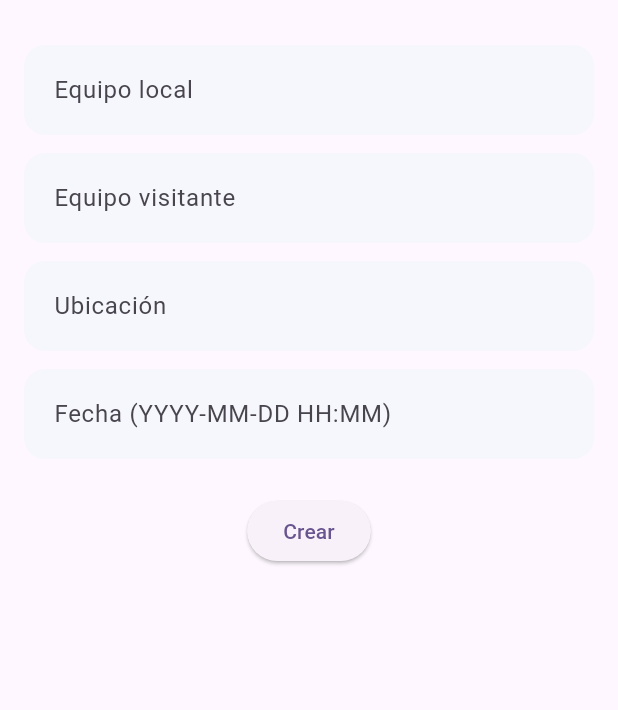
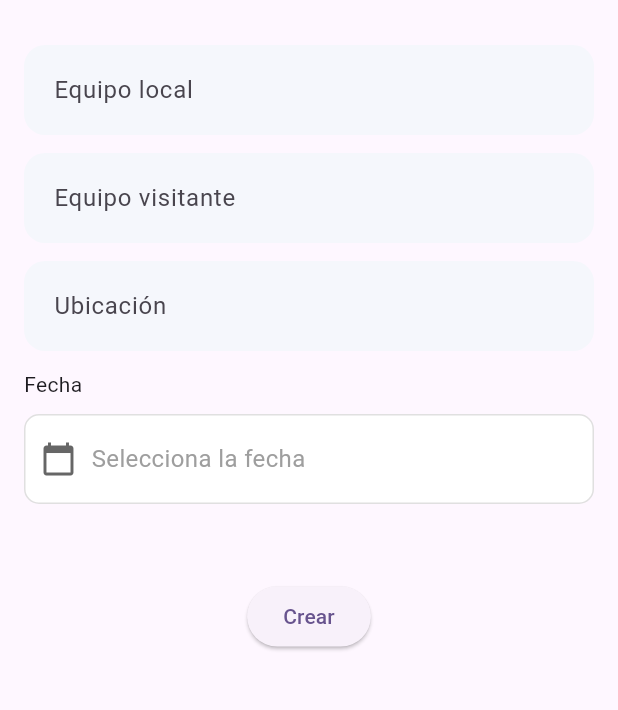
Before and after one commit to ingRodriguezSelvi/futmatch_frontend, a Flutter app: the CreateMatchScreen screen opened directly, on a phone screen of 412 x 824 dp, the part 63-773 px from its top. Run offline on Flutter 3.47's test engine with Material 3 defaults, Android fonts, the phone set to English and light mode, and no system bars; our stand-ins replace bloc, equatable, flutter_bloc, get_it, table_calendar.

Commit message:
Add calendar date picker

```diff
--- /dev/null
+++ b/lib/core/widgets/date_picker_prw.dart
@@ -0,0 +1,160 @@
+import 'package:flutter/material.dart';
+import 'package:intl/intl.dart';
+
+import '../../features/matches/domain/entities/day_availability.dart';
+import '../functions/date_picker_helper.dart';
+import 'calendar_bottom_sheet.dart';
+import 'hour_picker_bottom_sheet.dart';
+
+class DatePickerPrw extends StatefulWidget {
+  const DatePickerPrw({
+    super.key,
+    required this.labelText,
+    required this.hintText,
+    required this.onChanged,
+    required this.validator,
+    this.showTime = false,
+    this.availableDays,
+    this.allowPastDates = false,
+  });
+
+  final String labelText;
+  final String hintText;
+  final bool showTime;
+  final String? Function(DateTime?)? validator;
+  final void Function(DateTime) onChanged;
+  final List<DayAvailability>? availableDays;
+  final bool allowPastDates;
+
+  @override
+  State<DatePickerPrw> createState() => _DatePickerPrwState();
+}
+
+class _DatePickerPrwState extends State<DatePickerPrw> {
+  DateTime? _selectedDate;
+
+  @override
+  Widget build(BuildContext context) {
+    final dateFormat = widget.showTime
+        ? DateFormat('dd/MM/yyyy HH:mm')
+        : DateFormat('dd/MM/yyyy');
+
+    return Column(
+      crossAxisAlignment: CrossAxisAlignment.start,
+      children: [
+        Text(widget.labelText),
+        const SizedBox(height: 10),
+        GestureDetector(
+          onTap: () => _openDatePicker(context),
+          child: Container(
+            height: 60,
+            width: double.infinity,
+            padding: const EdgeInsets.all(10),
+            decoration: BoxDecoration(
+              color: Colors.white,
+              border: Border.all(color: Colors.grey.shade300),
+              borderRadius: BorderRadius.circular(10),
+            ),
+            child: Row(
+              children: [
+                const Icon(Icons.calendar_today, color: Color(0xff666666)),
+                const SizedBox(width: 10),
+                Text(
+                  _selectedDate == null
+                      ? widget.hintText
+                      : dateFormat.format(_selectedDate!),
+                  style: TextStyle(
+                    color: _selectedDate == null ? Colors.grey : Colors.black,
+                    fontSize: 16,
+                  ),
+                ),
+              ],
+            ),
+          ),
+        ),
+        const SizedBox(height: 10),
+        Text(
+          widget.validator?.call(_selectedDate) ?? '',
+          style: const TextStyle(color: Colors.red, fontSize: 12),
+        ),
+      ],
+    );
+  }
+
+  Future<void> _openDatePicker(BuildContext context) async {
+    await showModalBottomSheet(
+      context: context,
+      isScrollControlled: true,
+      builder: (_) => CalendarBottomSheet(
+        availableDays: widget.availableDays,
+        allowPastDates: widget.allowPastDates,
+        onDateSelected: (selectedDate) async {
+          if (!widget.allowPastDates && selectedDate.isBefore(DateTime.now())) {
+            ScaffoldMessenger.of(context).showSnackBar(
+              const SnackBar(
+                  content: Text('No se puede seleccionar una fecha pasada')),
+            );
+            return;
+          }
+
+          if (widget.showTime && widget.availableDays != null) {
+            final hours = DatePickerHelper.getAvailableHours(
+              selectedDate,
+              widget.availableDays!,
+            );
+
+            if (hours.isEmpty) {
+              ScaffoldMessenger.of(context).showSnackBar(
+                const SnackBar(
+                    content: Text('No hay horas disponibles para esta fecha')),
+              );
+              return;
+            }
+
+            await showModalBottomSheet(
+              context: context,
+              builder: (_) => HourPickerBottomSheet(
+                availableHours: hours,
+                onHourSelected: (hour) {
+                  final finalDate = DateTime(
+                    selectedDate.year,
+                    selectedDate.month,
+                    selectedDate.day,
+                    hour,
+                  );
+                  _setDate(finalDate);
+                },
+              ),
+            );
+          } else if (widget.showTime && widget.availableDays == null) {
+            // allow selecting hour from 0-23
+            await showModalBottomSheet(
+              context: context,
+              builder: (_) => HourPickerBottomSheet(
+                availableHours: List.generate(24, (index) => index),
+                onHourSelected: (hour) {
+                  final finalDate = DateTime(
+                    selectedDate.year,
+                    selectedDate.month,
+                    selectedDate.day,
+                    hour,
+                  );
+                  _setDate(finalDate);
+                },
+              ),
+            );
+          } else {
+            _setDate(selectedDate);
+          }
+        },
+      ),
+    );
+  }
+
+  void _setDate(DateTime date) {
+    setState(() {
+      _selectedDate = date;
+    });
+    widget.onChanged(date);
+  }
+}
--- /dev/null
+++ b/lib/features/matches/domain/entities/day_availability.dart
@@ -0,0 +1,6 @@
+class DayAvailability {
+  final DateTime date;
+  final List<int> hours;
+
+  DayAvailability({required this.date, required this.hours});
+}
--- a/lib/features/matches/ui/screens/create_match_screen.dart
+++ b/lib/features/matches/ui/screens/create_match_screen.dart
@@ -1,15 +1,22 @@
 import 'package:flutter/material.dart';
 import 'package:flutter_bloc/flutter_bloc.dart';
+
 import '../../../../core/styles/input_decoration.dart';
+import '../../../../core/widgets/date_picker_prw.dart';
 import '../blocs/matches_bloc/matches_bloc.dart';
 
-class CreateMatchScreen extends StatelessWidget {
+class CreateMatchScreen extends StatefulWidget {
   CreateMatchScreen({super.key});
 
+  @override
+  State<CreateMatchScreen> createState() => _CreateMatchScreenState();
+}
+
+class _CreateMatchScreenState extends State<CreateMatchScreen> {
   final _homeCtrl = TextEditingController();
   final _awayCtrl = TextEditingController();
   final _locationCtrl = TextEditingController();
-  final _dateCtrl = TextEditingController();
+  DateTime? _selectedDate;
 
   @override
   Widget build(BuildContext context) {
@@ -47,9 +54,12 @@ class CreateMatchScreen extends StatelessWidget {
                   decoration: customInputDecoration('Ubicación'),
                 ),
                 const SizedBox(height: 12),
-                TextField(
-                  controller: _dateCtrl,
-                  decoration: customInputDecoration('Fecha (YYYY-MM-DD HH:MM)'),
+                DatePickerPrw(
+                  labelText: 'Fecha',
+                  hintText: 'Selecciona la fecha',
+                  showTime: true,
+                  onChanged: (d) => _selectedDate = d,
+                  validator: (_) => null,
                 ),
                 const SizedBox(height: 24),
                 ElevatedButton(
@@ -61,7 +71,7 @@ class CreateMatchScreen extends StatelessWidget {
                                   'homeTeam': _homeCtrl.text,
                                   'awayTeam': _awayCtrl.text,
                                   'location': _locationCtrl.text,
-                                  'date': _dateCtrl.text,
+                                  'date': _selectedDate?.toIso8601String() ?? '',
                                 }),
                               );
                         },
--- a/pubspec.yaml
+++ b/pubspec.yaml
@@ -18,6 +18,8 @@ dependencies:
   flutter_bloc: ^8.1.6
   http: ^1.2.1
   get_it: ^8.0.3
+  table_calendar: ^3.1.3
+  intl: ^0.18.1
 
 dev_dependencies:
   flutter_test:
```
Also changed, not shown: lib/core/functions/date_picker_helper.dart (added, +14 -0 lines), lib/core/widgets/calendar_bottom_sheet.dart (added, +78 -0 lines), lib/core/widgets/hour_picker_bottom_sheet.dart (added, +41 -0 lines).
